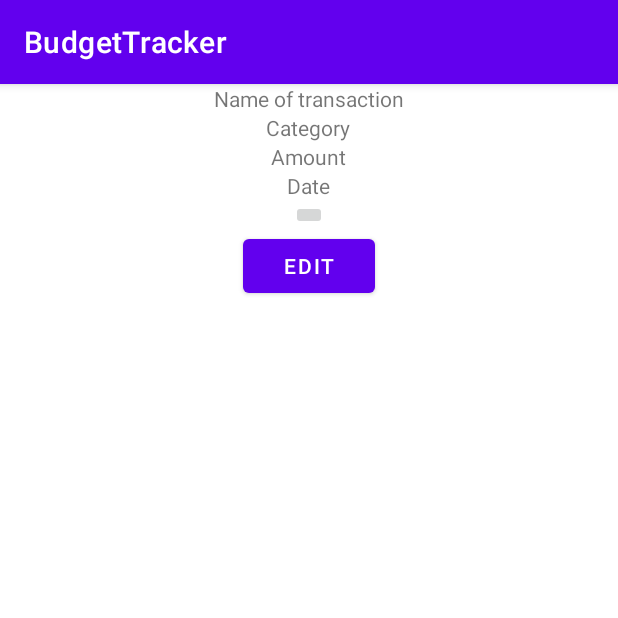
After one commit to AndroidDevGroup25/BudgetTracker, an Android app: the DetailActivity screen opened directly, with no data from a screen before it, on a phone screen of 412 x 824 dp, the top half of it. The commit adds this screen. Run offline under Robolectric (Android 15) with nearby library versions, the phone set to English and light mode, and no system bars; 2 statements that could not run were skipped.

Commit message:
Added DetailActivity to display info on the transaction that was clicked on from SummaryFragment

```diff
--- /dev/null
+++ b/app/src/main/java/com/example/budgettracker/DetailActivity.kt
@@ -0,0 +1,17 @@
+package com.example.budgettracker
+
+import TRANSACTION_EXTRA
+import androidx.appcompat.app.AppCompatActivity
+import android.os.Bundle
+import android.util.Log
+
+private const val TAG = "DetailActivity"
+class DetailActivity : AppCompatActivity() {
+    override fun onCreate(savedInstanceState: Bundle?) {
+        super.onCreate(savedInstanceState)
+        setContentView(R.layout.activity_detail)
+
+        val transaction = intent.getParcelableExtra<Transaction>(TRANSACTION_EXTRA) as Transaction
+        Log.i(TAG, "Transaction is $transaction")
+    }
+}
--- /dev/null
+++ b/app/src/main/res/layout/activity_detail.xml
@@ -0,0 +1,51 @@
+<?xml version="1.0" encoding="utf-8"?>
+<LinearLayout xmlns:android="http://schemas.android.com/apk/res/android"
+    xmlns:app="http://schemas.android.com/apk/res-auto"
+    xmlns:tools="http://schemas.android.com/tools"
+    android:layout_width="match_parent"
+    android:layout_height="wrap_content"
+    android:orientation="vertical"
+    tools:context=".DetailActivity">
+
+    <TextView
+        android:id="@+id/tv_description"
+        android:layout_width="wrap_content"
+        android:layout_height="wrap_content"
+        android:layout_gravity="center_horizontal"
+        android:text="Name of transaction" />
+
+    <TextView
+        android:id="@+id/tv_category"
+        android:layout_width="wrap_content"
+        android:layout_height="wrap_content"
+        android:layout_gravity="center_horizontal"
+        android:text="Category" />
+
+    <TextView
+        android:id="@+id/tv_amount"
+        android:layout_width="wrap_content"
+        android:layout_height="wrap_content"
+        android:layout_gravity="center_horizontal"
+        android:text="Amount" />
+
+    <TextView
+        android:id="@+id/tv_date"
+        android:layout_width="wrap_content"
+        android:layout_height="wrap_content"
+        android:layout_gravity="center_horizontal"
+        android:text="Date" />
+
+    <ImageButton
+        android:id="@+id/ib_receipt"
+        android:layout_width="wrap_content"
+        android:layout_height="wrap_content"
+        android:layout_gravity="center_horizontal" />
+
+    <Button
+        android:id="@+id/btn_edit"
+        android:layout_width="wrap_content"
+        android:layout_height="wrap_content"
+        android:layout_gravity="center_horizontal"
+        android:text="Edit" />
+
+</LinearLayout>
```
Also changed, not shown: app/src/main/AndroidManifest.xml (+6 -3 lines), app/src/main/java/com/example/budgettracker/TransactionAdapter.kt (+27 -9 lines).
